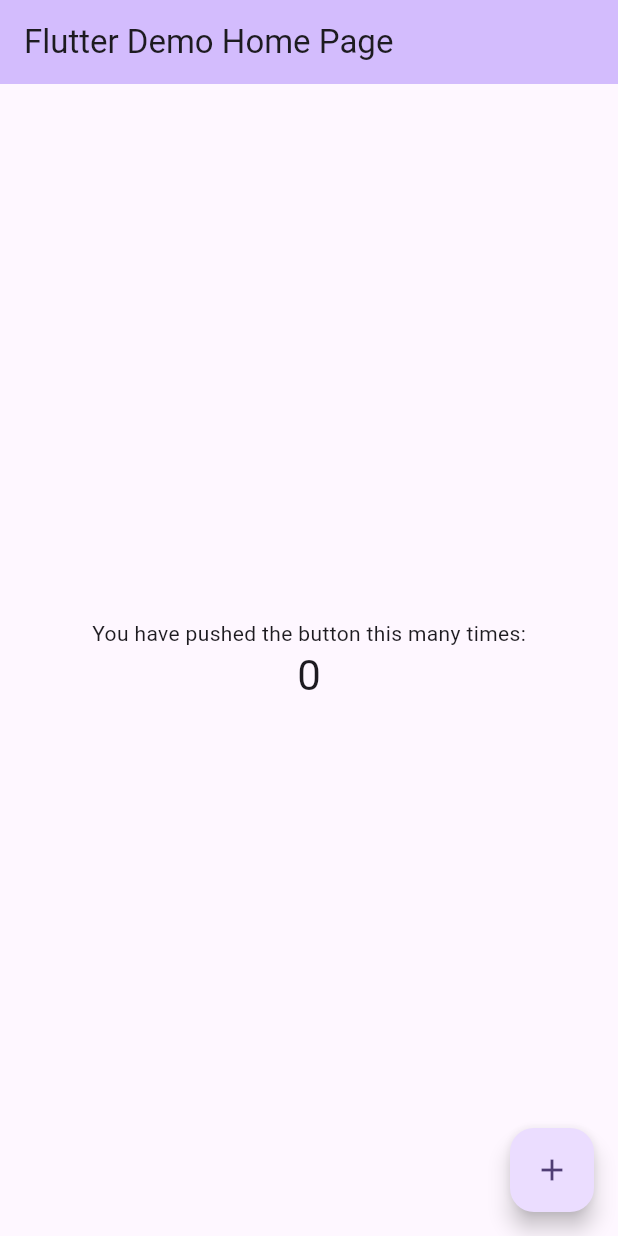
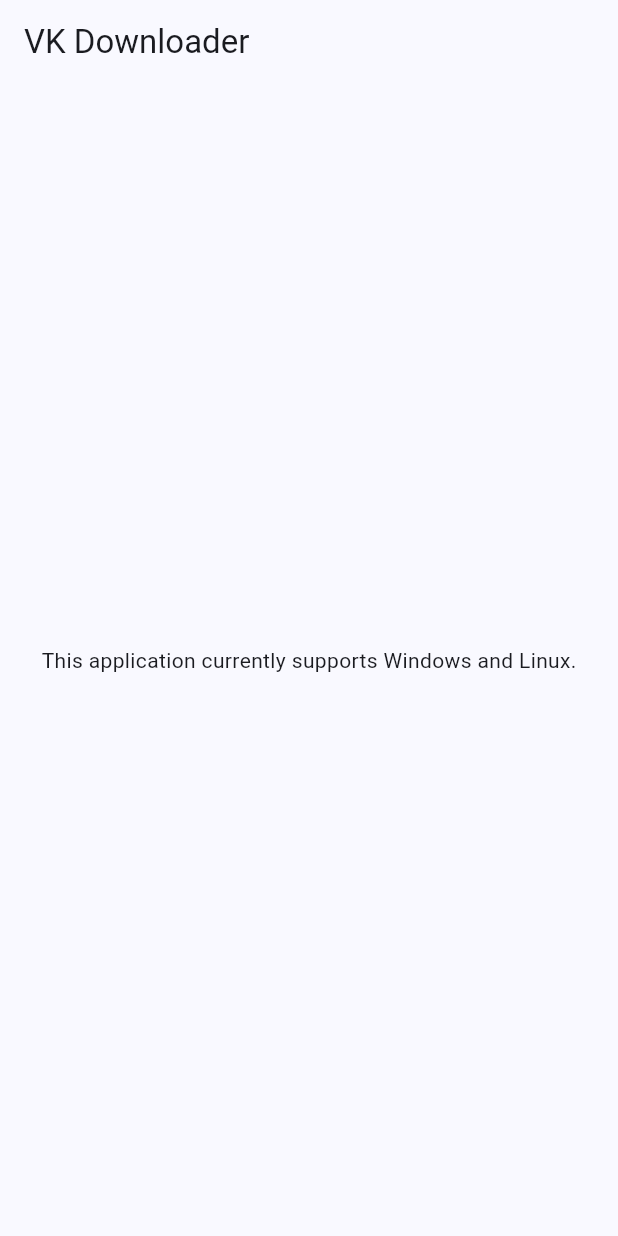
Before and after one commit to ArthurKrantsevich/vk_downloader, a Flutter app: the screen it shows after launch, on a phone screen of 412 x 824 dp. Run offline on Flutter 3.47's test engine with Material 3 defaults, Android fonts, the phone set to English and light mode, and no system bars; our stand-ins replace webview_flutter.

Commit message:
Add splash screen and desktop webview home

```diff
--- a/lib/main.dart
+++ b/lib/main.dart
@@ -1,4 +1,6 @@
+import 'package:flutter/foundation.dart';
 import 'package:flutter/material.dart';
+import 'package:webview_flutter/webview_flutter.dart';
 
 void main() {
   runApp(const MyApp());
@@ -7,116 +9,171 @@ void main() {
 class MyApp extends StatelessWidget {
   const MyApp({super.key});
 
-  // This widget is the root of your application.
   @override
   Widget build(BuildContext context) {
     return MaterialApp(
-      title: 'Flutter Demo',
+      title: 'VK Downloader',
       theme: ThemeData(
-        // This is the theme of your application.
-        //
-        // TRY THIS: Try running your application with "flutter run". You'll see
-        // the application has a purple toolbar. Then, without quitting the app,
-        // try changing the seedColor in the colorScheme below to Colors.green
-        // and then invoke "hot reload" (save your changes or press the "hot
-        // reload" button in a Flutter-supported IDE, or press "r" if you used
-        // the command line to start the app).
-        //
-        // Notice that the counter didn't reset back to zero; the application
-        // state is not lost during the reload. To reset the state, use hot
-        // restart instead.
-        //
-        // This works for code too, not just values: Most code changes can be
-        // tested with just a hot reload.
-        colorScheme: ColorScheme.fromSeed(seedColor: Colors.deepPurple),
+        colorScheme: ColorScheme.fromSeed(seedColor: const Color(0xFF0077FF)),
+        useMaterial3: true,
       ),
-      home: const MyHomePage(title: 'Flutter Demo Home Page'),
+      home: const SplashScreen(),
     );
   }
 }
 
-class MyHomePage extends StatefulWidget {
-  const MyHomePage({super.key, required this.title});
-
-  // This widget is the home page of your application. It is stateful, meaning
-  // that it has a State object (defined below) that contains fields that affect
-  // how it looks.
-
-  // This class is the configuration for the state. It holds the values (in this
-  // case the title) provided by the parent (in this case the App widget) and
-  // used by the build method of the State. Fields in a Widget subclass are
-  // always marked "final".
-
-  final String title;
+class SplashScreen extends StatefulWidget {
+  const SplashScreen({super.key});
 
   @override
-  State<MyHomePage> createState() => _MyHomePageState();
+  State<SplashScreen> createState() => _SplashScreenState();
 }
 
-class _MyHomePageState extends State<MyHomePage> {
-  int _counter = 0;
+class _SplashScreenState extends State<SplashScreen> {
+  static const _transitionDelay = Duration(seconds: 2);
 
-  void _incrementCounter() {
-    setState(() {
-      // This call to setState tells the Flutter framework that something has
-      // changed in this State, which causes it to rerun the build method below
-      // so that the display can reflect the updated values. If we changed
-      // _counter without calling setState(), then the build method would not be
-      // called again, and so nothing would appear to happen.
-      _counter++;
-    });
+  @override
+  void initState() {
+    super.initState();
+    Future<void>.delayed(_transitionDelay, _goToHome);
+  }
+
+  void _goToHome() {
+    if (!mounted) return;
+    Navigator.of(context).pushReplacement(
+      MaterialPageRoute<void>(builder: (_) => const HomeScreen()),
+    );
   }
 
   @override
   Widget build(BuildContext context) {
-    // This method is rerun every time setState is called, for instance as done
-    // by the _incrementCounter method above.
-    //
-    // The Flutter framework has been optimized to make rerunning build methods
-    // fast, so that you can just rebuild anything that needs updating rather
-    // than having to individually change instances of widgets.
     return Scaffold(
-      appBar: AppBar(
-        // TRY THIS: Try changing the color here to a specific color (to
-        // Colors.amber, perhaps?) and trigger a hot reload to see the AppBar
-        // change color while the other colors stay the same.
-        backgroundColor: Theme.of(context).colorScheme.inversePrimary,
-        // Here we take the value from the MyHomePage object that was created by
-        // the App.build method, and use it to set our appbar title.
-        title: Text(widget.title),
-      ),
+      backgroundColor: Theme.of(context).colorScheme.surface,
       body: Center(
-        // Center is a layout widget. It takes a single child and positions it
-        // in the middle of the parent.
         child: Column(
-          // Column is also a layout widget. It takes a list of children and
-          // arranges them vertically. By default, it sizes itself to fit its
-          // children horizontally, and tries to be as tall as its parent.
-          //
-          // Column has various properties to control how it sizes itself and
-          // how it positions its children. Here we use mainAxisAlignment to
-          // center the children vertically; the main axis here is the vertical
-          // axis because Columns are vertical (the cross axis would be
-          // horizontal).
-          //
-          // TRY THIS: Invoke "debug painting" (choose the "Toggle Debug Paint"
-          // action in the IDE, or press "p" in the console), to see the
-          // wireframe for each widget.
-          mainAxisAlignment: MainAxisAlignment.center,
-          children: <Widget>[
-            const Text('You have pushed the button this many times:'),
+          mainAxisSize: MainAxisSize.min,
+          children: [
+            Icon(
+              Icons.cloud_download,
+              size: 96,
+              color: Theme.of(context).colorScheme.primary,
+            ),
+            const SizedBox(height: 24),
             Text(
-              '$_counter',
+              'VK Downloader',
               style: Theme.of(context).textTheme.headlineMedium,
             ),
+            const SizedBox(height: 12),
+            const CircularProgressIndicator(),
           ],
         ),
       ),
-      floatingActionButton: FloatingActionButton(
-        onPressed: _incrementCounter,
-        tooltip: 'Increment',
-        child: const Icon(Icons.add),
-      ), // This trailing comma makes auto-formatting nicer for build methods.
     );
   }
 }
+
+class HomeScreen extends StatefulWidget {
+  const HomeScreen({super.key});
+
+  @override
+  State<HomeScreen> createState() => _HomeScreenState();
+}
+
+class _HomeScreenState extends State<HomeScreen> {
+  static const _initialUrl = 'https://vk.com';
+
+  final List<String> _visitedUrls = <String>[_initialUrl];
+  late final WebViewController _controller;
+
+  bool get _isDesktop =>
+      !kIsWeb &&
+      (defaultTargetPlatform == TargetPlatform.linux ||
+          defaultTargetPlatform == TargetPlatform.windows);
+
+  @override
+  void initState() {
+    super.initState();
+    _controller = WebViewController()
+      ..setJavaScriptMode(JavaScriptMode.unrestricted)
+      ..setBackgroundColor(Colors.transparent)
+      ..setNavigationDelegate(
+        NavigationDelegate(
+          onNavigationRequest: (NavigationRequest request) {
+            _trackUrl(request.url);
+            return NavigationDecision.navigate;
+          },
+          onPageStarted: _trackUrl,
+        ),
+      )
+      ..loadRequest(Uri.parse(_initialUrl));
+  }
+
+  void _trackUrl(String url) {
+    if (url.isEmpty) return;
+    if (_visitedUrls.contains(url)) return;
+    setState(() {
+      _visitedUrls.insert(0, url);
+    });
+  }
+
+  void _openUrl(String url) {
+    _controller.loadRequest(Uri.parse(url));
+  }
+
+  @override
+  Widget build(BuildContext context) {
+    if (!_isDesktop) {
+      return Scaffold(
+        appBar: AppBar(title: const Text('VK Downloader')),
+        body: const Center(
+          child: Text('This application currently supports Windows and Linux.'),
+        ),
+      );
+    }
+
+    return Scaffold(
+      appBar: AppBar(title: const Text('VK Downloader')),
+      body: Row(
+        children: [
+          Expanded(
+            child: WebViewWidget(controller: _controller),
+          ),
+          const VerticalDivider(width: 1),
+          SizedBox(
+            width: 280,
+            child: Column(
+              crossAxisAlignment: CrossAxisAlignment.stretch,
+              children: [
+                Container(
+                  padding: const EdgeInsets.all(16),
+                  color: Theme.of(context).colorScheme.surfaceVariant,
+                  child: Text(
+                    'Visited Links',
+                    style: Theme.of(context).textTheme.titleMedium,
+                  ),
+                ),
+                Expanded(
+                  child: ListView.separated(
+                    itemCount: _visitedUrls.length,
+                    separatorBuilder: (_, __) => const Divider(height: 1),
+                    itemBuilder: (BuildContext context, int index) {
+                      final url = _visitedUrls[index];
+                      return ListTile(
+                        title: Text(
+                          url,
+                          maxLines: 2,
+                          overflow: TextOverflow.ellipsis,
+                        ),
+                        onTap: () => _openUrl(url),
+                      );
+                    },
+                  ),
+                ),
+              ],
+            ),
+          ),
+        ],
+      ),
+    );
+  }
+}
```
Also changed, not shown: pubspec.yaml (+2 -70 lines).
